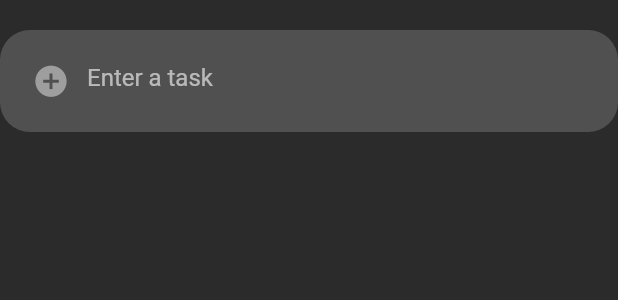
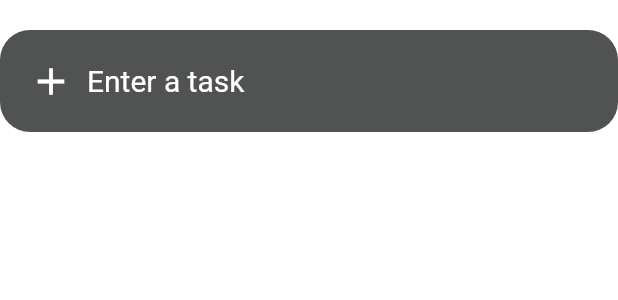
Before and after one commit to georgebjork/app-whitTasks, a Flutter app: the AddTask widget shown alone on an empty page, opened directly, on a phone screen of 412 x 824 dp. Shown: the top 300 px of the screen. Run offline on Flutter 3.47's test engine with Material 2 defaults, Android fonts, the phone set to English and light mode, and no system bars; our stand-ins replace flutter_spinkit, material_design_icons_flutter, table_calendar; accounts and stored records are empty; network calls fail.

Commit message:
light and dark mode should be fixed

```diff
--- a/lib/Calendar.dart
+++ b/lib/Calendar.dart
@@ -88,7 +88,7 @@ class CalendarState extends State<Calendar> {
                 calendarStyle: CalendarStyle(
                   selectedDecoration: BoxDecoration(shape: BoxShape.circle, color: Theme.of(context).accentColor),
                   todayDecoration:  BoxDecoration(shape: BoxShape.circle, color: Colors.red[900]),
-                  //defaultTextStyle: TextStyle(color: Colors.white),
+                  defaultTextStyle: Theme.of(context).textTheme.bodyText1,
                   weekendTextStyle: TextStyle()
                 ),
                 daysOfWeekStyle: DaysOfWeekStyle(
@@ -99,6 +99,7 @@ class CalendarState extends State<Calendar> {
                   formatButtonDecoration: BoxDecoration(color: Theme.of(context).accentColor, borderRadius: BorderRadius.all(Radius.circular(25))),
                   formatButtonVisible: true,
                   formatButtonShowsNext: false,
+                  formatButtonTextStyle: TextStyle(color: Colors.white),
                   titleCentered: false,
                   titleTextStyle: TextStyle(fontWeight: FontWeight.bold, fontSize: 20),
                   leftChevronIcon: Icon(Icons.chevron_left,),
--- a/lib/Classes/ThemeProvider.dart
+++ b/lib/Classes/ThemeProvider.dart
@@ -30,13 +30,18 @@ class ThemeProvider with ChangeNotifier{
     primaryColor: Color(0xFF2A2B2A),
     accentColor: Color(0xFFD90824),
     cardColor: Color(0xFF515252),
+    iconTheme: IconThemeData(color: Colors.white),
+    textTheme: TextTheme(
+      bodyText1: TextStyle(color: Colors.white)
+    ),
   );
 
   static final lightTeme = ThemeData(
     scaffoldBackgroundColor: Colors.white,
     primaryColor: Colors.white,
     accentColor: Color(0xFFD90824),
-    cardColor: Color(0xFF515252)
+    cardColor: Color(0xFF515252),
+    iconTheme: IconThemeData(color: Colors.black),
   );
 }
 
--- a/lib/Widgets/AddTask.dart
+++ b/lib/Widgets/AddTask.dart
@@ -1,3 +1,5 @@
+
+
 import 'package:flutter/cupertino.dart';
 import 'package:flutter/material.dart';
 
@@ -15,6 +17,7 @@ class AddTask extends StatefulWidget {
 class AddTaskState extends State<AddTask> {
   final httpService service = httpService();
   final taskController = TextEditingController();
+  final String defaultText = "Enter a task";
   httpService h;
   @override
   Widget build(BuildContext context) {
@@ -31,7 +34,7 @@ class AddTaskState extends State<AddTask> {
       ),
       decoration: BoxDecoration(
         //Change the color and the rounded edges and add 50% opacity
-        color: Colors.grey[600].withOpacity(0.5),
+        color: Theme.of(context).cardColor,
         borderRadius: BorderRadius.circular(20.0)),
 
       child: TextField(
@@ -50,8 +53,9 @@ class AddTaskState extends State<AddTask> {
           style: TextStyle(color: Colors.white),
           decoration: InputDecoration(
             border: InputBorder.none,
-            hintText: 'Enter a task',
-            prefixIcon: Icon(Icons.add_circle, size: 25, color: Colors.grey,)
+            hintText: defaultText,
+            hintStyle: TextStyle(fontSize: 20, color: Colors.white),
+            prefixIcon: Icon(Icons.add, size: 30, color: Colors.white)
         ),
       )
     );
--- a/lib/Widgets/TaskCardWidget.dart
+++ b/lib/Widgets/TaskCardWidget.dart
@@ -46,7 +46,7 @@ class TaskCardWidgetState extends State<TaskCardWidget> {
           Column(
             crossAxisAlignment: CrossAxisAlignment.start,
             children: <Widget>[
-              Text(task.getTask(), style: TextStyle(color: Colors.grey[300], fontSize: 15, fontWeight: FontWeight.bold, decoration: task.isDone ? TextDecoration.lineThrough : TextDecoration.none )),
+              Text(task.getTask(), style: TextStyle(color: Colors.white, fontSize: 15, fontWeight: FontWeight.bold, decoration: task.isDone ? TextDecoration.lineThrough : TextDecoration.none )),
               Row(
                 children: <Widget>[
                   Icon(Icons.calendar_today_sharp, color: Colors.white, size: 14 ),
--- a/lib/main.dart
+++ b/lib/main.dart
@@ -21,7 +21,7 @@ class MyApp extends StatelessWidget {
   // This widget is the root of your application.
   @override
   Widget build(BuildContext context) {
-    return ChangeNotifierProvider(create:(context) => ThemeProvider("dark"),
+    return ChangeNotifierProvider(create:(context) => ThemeProvider("light"),
       child: new MaterialAppWithTheme(),
     );
   }
```
